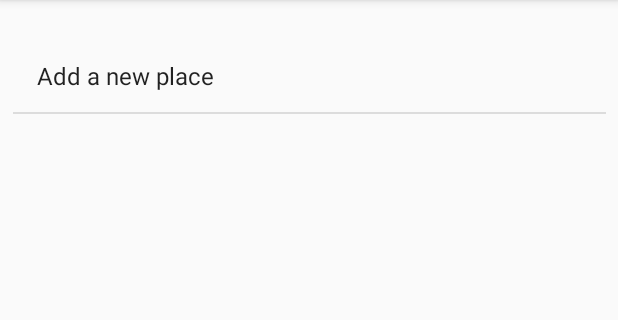
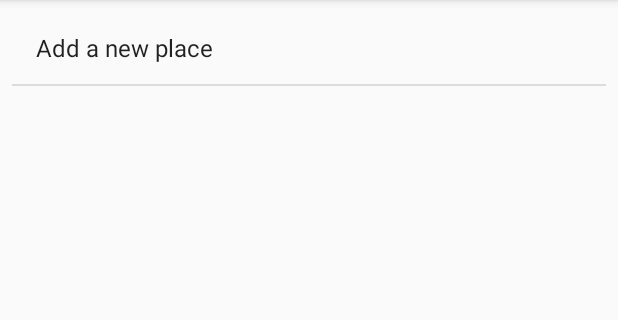
Before and after one commit to PiotrDawidziuk/MemorablePlaces, an Android app: the screen it shows after launch (MainActivity), on a phone screen of 412 x 824 dp, the part 84-404 px from its top. Run offline under Robolectric (Android 15) with nearby library versions, the phone set to English and light mode, and no system bars.

```diff
--- a/app/src/main/res/layout/activity_main.xml
+++ b/app/src/main/res/layout/activity_main.xml
@@ -4,12 +4,12 @@
     xmlns:tools="http://schemas.android.com/tools"
     android:layout_width="match_parent"
     android:layout_height="match_parent"
-    tools:context=".MainActivity">
+    tools:context=".MainActivity" >
 
     <ListView
         android:id="@+id/listView"
-        android:layout_width="395dp"
-        android:layout_height="715dp"
+        android:layout_width="0dp"
+        android:layout_height="0dp"
         android:layout_marginStart="8dp"
         android:layout_marginTop="8dp"
         android:layout_marginEnd="8dp"
```
Also changed, not shown: app/src/main/java/pl/apka/memorableplaces/MainActivity.java (+7 -1 lines), app/src/main/java/pl/apka/memorableplaces/MapsActivity.java (+21 -10 lines).
